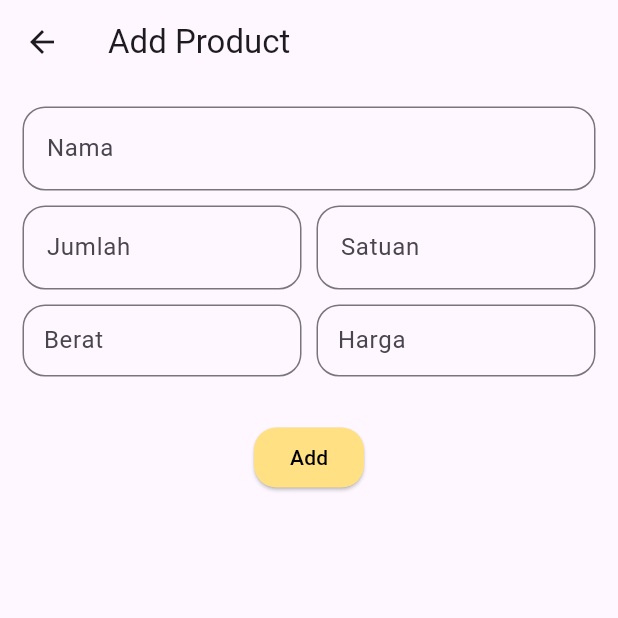
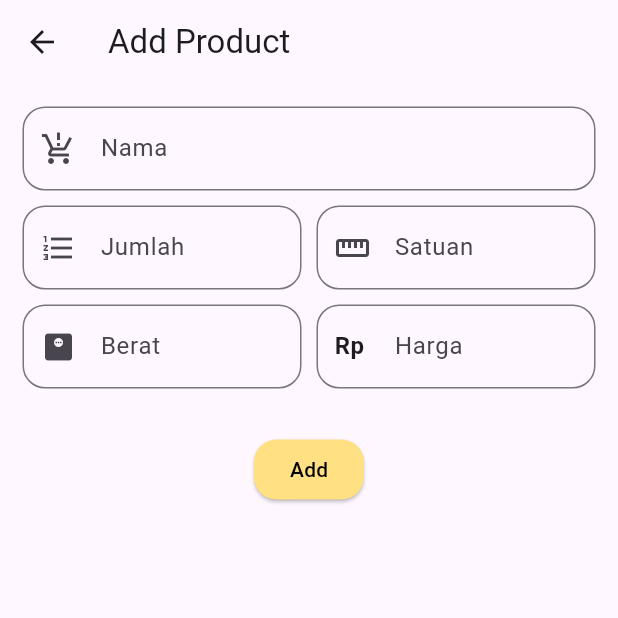
Before and after one commit to sayyidfaruk/warehousing_app, a Flutter app: the AddProduct screen opened directly, on a phone screen of 412 x 824 dp, the top half of it. Run offline on Flutter 3.47's test engine with Material 3 defaults, Android fonts, the phone set to English and light mode, and no system bars; network calls fail.

Commit message:
edit icon

```diff
--- a/lib/views/add/add_product.dart
+++ b/lib/views/add/add_product.dart
@@ -5,10 +5,10 @@ class AddProduct extends StatefulWidget {
   const AddProduct({super.key});
 
   @override
-  State<AddProduct> createState() => _AddStockState();
+  State<AddProduct> createState() => _AddProductState();
 }
 
-class _AddStockState extends State<AddProduct> {
+class _AddProductState extends State<AddProduct> {
   final TextEditingController _nameController = TextEditingController();
   final TextEditingController _priceController = TextEditingController();
   final TextEditingController _qtyController = TextEditingController();
@@ -57,7 +57,7 @@ class _AddStockState extends State<AddProduct> {
                 controller: _nameController,
                 textInputAction: TextInputAction.next,
                 decoration: InputDecoration(
-                  hintText: 'Tuliskan nama barang',
+                  prefixIcon: Icon(Icons.production_quantity_limits),
                   labelText: 'Nama',
                   border: OutlineInputBorder(
                     borderRadius: BorderRadius.circular(15),
@@ -78,6 +78,7 @@ class _AddStockState extends State<AddProduct> {
                       controller: _qtyController,
                       textInputAction: TextInputAction.next,
                       decoration: InputDecoration(
+                        prefixIcon: Icon(Icons.format_list_numbered),
                         labelText: 'Jumlah',
                         border: OutlineInputBorder(
                           borderRadius: BorderRadius.circular(15),
@@ -98,6 +99,7 @@ class _AddStockState extends State<AddProduct> {
                       controller: _attrController,
                       textInputAction: TextInputAction.next,
                       decoration: InputDecoration(
+                        prefixIcon: Icon(Icons.straighten),
                         labelText: 'Satuan',
                         border: OutlineInputBorder(
                           borderRadius: BorderRadius.circular(15),
@@ -121,9 +123,9 @@ class _AddStockState extends State<AddProduct> {
                       controller: _weightController,
                       textInputAction: TextInputAction.done,
                       decoration: InputDecoration(
-                        contentPadding: EdgeInsets.only(right: 20, left: 10),
+                        prefixIcon: Icon(Icons.monitor_weight),
                         labelText: 'Berat',
-                        suffix: Text('Kg'),
+                        suffixText: 'Kg',
                         border: OutlineInputBorder(
                           borderRadius: BorderRadius.circular(15),
                         ),
@@ -143,9 +145,14 @@ class _AddStockState extends State<AddProduct> {
                       controller: _priceController,
                       textInputAction: TextInputAction.done,
                       decoration: InputDecoration(
-                        contentPadding: EdgeInsets.only(right: 20, left: 10),
+                        prefixIcon: Padding(
+                          padding: const EdgeInsets.all(12.0),
+                          child: Text(
+                            'Rp',
+                            style: TextStyle(fontSize: 16, fontWeight: FontWeight.bold),
+                          ),
+                        ),
                         labelText: 'Harga',
-                        prefix: Text('Rp. '),
                         border: OutlineInputBorder(
                           borderRadius: BorderRadius.circular(15),
                         ),
```
Also changed, not shown: lib/views/add/add_sales.dart (+5 -2 lines), lib/views/add/add_stock.dart (+6 -4 lines), lib/views/product_screen.dart (+8 -3 lines), lib/views/stock_screen.dart (+8 -6 lines).
